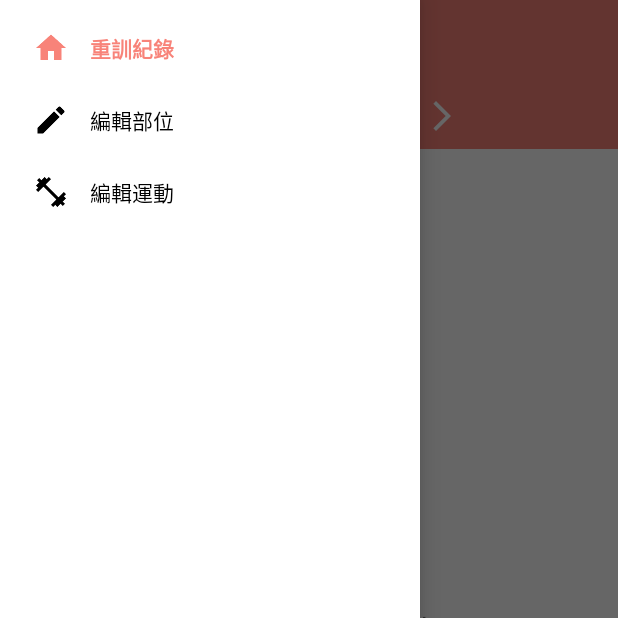
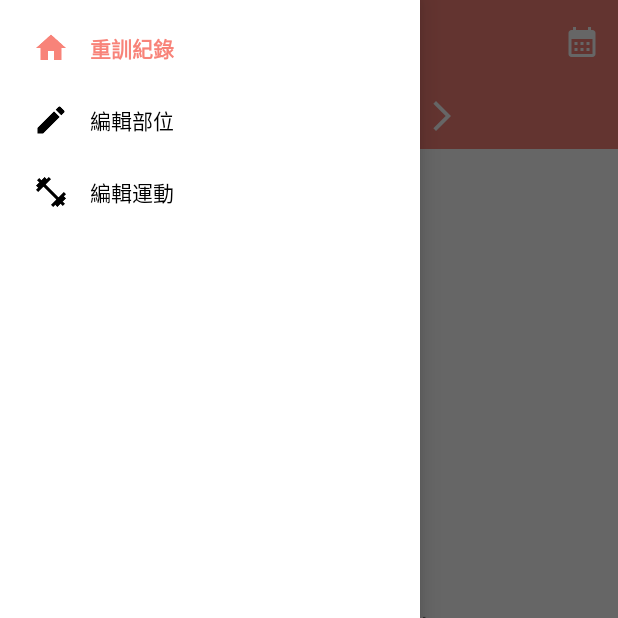
Before and after one commit to allenchu66/traininglog_app, an Android app built with Jetpack Compose: the screen it shows after launch (MainActivity), with the side drawer open, on a phone screen of 412 x 824 dp, the top half of it. Run offline under Robolectric (Android 15) with nearby library versions, the phone set to English and light mode, and no system bars; our stand-ins replace Room's generated code, navigation-ui; libraries missing offline, so code that uses them is left out: com.google.android.ads, com.prolificinteractive.materialcalendarview, io.github.luizgrp.sectionedrecyclerviewadapter; 4 statements that could not run were skipped.

Commit message:
feat: add calendar icon to toolbar

```diff
--- a/app/build.gradle.kts
+++ b/app/build.gradle.kts
@@ -72,4 +72,8 @@ dependencies {
 
     implementation(libs.sectioned.recyclerView)
     implementation(libs.lifecycle.livedata.ktx)
+
+    implementation(libs.material.calendarview) {
+        exclude(group = "com.android.support", module = "support-compat")
+    }
 }
--- /dev/null
+++ b/app/src/main/res/drawable/ic_calendar.xml
@@ -0,0 +1,5 @@
+<vector xmlns:android="http://schemas.android.com/apk/res/android" android:height="24dp" android:tint="#FFFFFF" android:viewportHeight="24" android:viewportWidth="24" android:width="24dp">
+
+    <path android:fillColor="@android:color/white" android:pathData="M19,4h-1V2h-2v2H8V2H6v2H5C3.89,4 3.01,4.9 3.01,6L3,20c0,1.1 0.89,2 2,2h14c1.1,0 2,-0.9 2,-2V6C21,4.9 20.1,4 19,4zM19,20H5V10h14V20zM9,14H7v-2h2V14zM13,14h-2v-2h2V14zM17,14h-2v-2h2V14zM9,18H7v-2h2V18zM13,18h-2v-2h2V18zM17,18h-2v-2h2V18z"/>
+
+</vector>
--- /dev/null
+++ b/app/src/main/res/menu/top_menu.xml
@@ -0,0 +1,8 @@
+<menu xmlns:android="http://schemas.android.com/apk/res/android"
+    xmlns:app="http://schemas.android.com/apk/res-auto">
+    <item
+        android:id="@+id/action_calendar"
+        android:icon="@drawable/ic_calendar"
+        android:title="查看日曆"
+        app:showAsAction="always" />
+</menu>
--- a/gradle.properties
+++ b/gradle.properties
@@ -21,3 +21,4 @@ kotlin.code.style=official
 # resources declared in the library itself and none from the library's dependencies,
 # thereby reducing the size of the R class for that library
 android.nonTransitiveRClass=true
+android.enableJetifier=true
--- a/gradle/libs.versions.toml
+++ b/gradle/libs.versions.toml
@@ -15,6 +15,7 @@ fragment = "1.8.6"
 navigationFragment = "2.8.9"
 sectionedRecyclerView = "v3.2.0"
 navigationUiKtx = "2.8.9"
+materialcalendarview = "1.4.3"
 
 [libraries]
 androidx-core-ktx = { group = "androidx.core", name = "core-ktx", version.ref = "coreKtx" }
@@ -41,6 +42,7 @@ lifecycle-livedata-ktx = { group = "androidx.lifecycle", name = "lifecycle-lived
 
 sectioned_recyclerView = {module = "com.github.luizgrp:SectionedRecyclerViewAdapter",version.ref = "sectionedRecyclerView"}
 androidx-navigation-ui-ktx = { group = "androidx.navigation", name = "navigation-ui-ktx", version.ref = "navigationUiKtx" }
+material-calendarview = { module = "com.prolificinteractive:material-calendarview", version.ref = "materialcalendarview" }
 
 [plugins]
 android-application = { id = "com.android.application", version.ref = "agp" }
```
Also changed, not shown: app/src/main/java/com/allenchu66/traininglog/decorator/WorkoutDayDecorator.kt (added, +19 -0 lines), app/src/main/java/com/allenchu66/traininglog/fragment/HomeFragment.kt (+52 -6 lines), app/src/main/res/layout/dialog_calendar.xml (added, +11 -0 lines).
